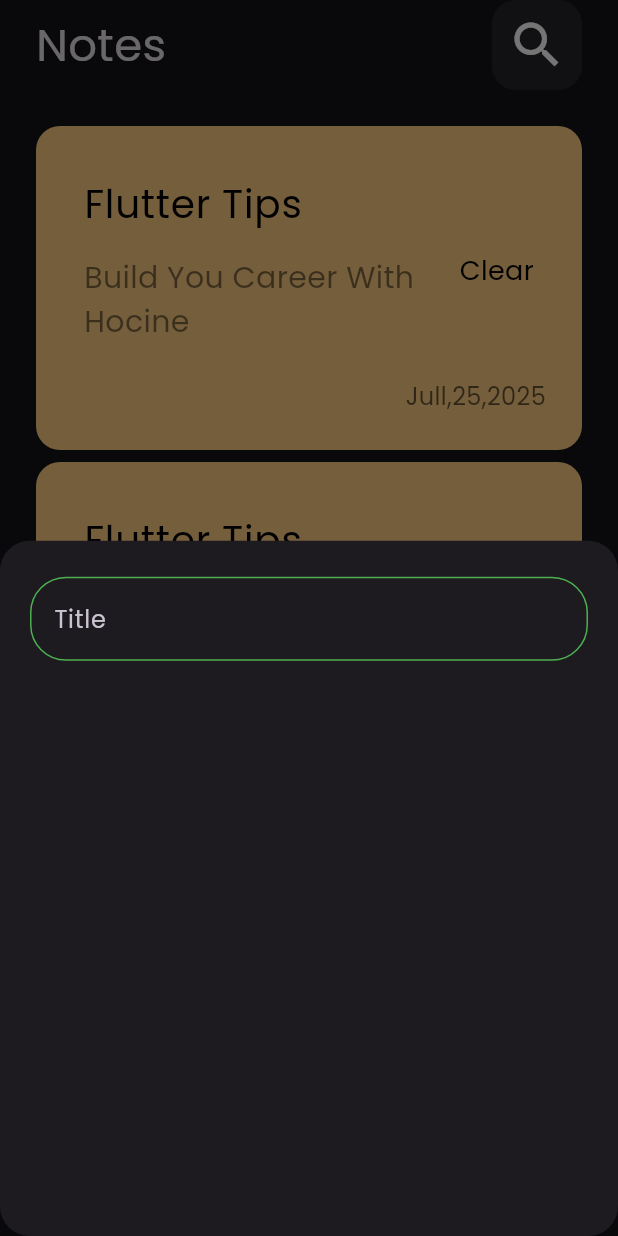
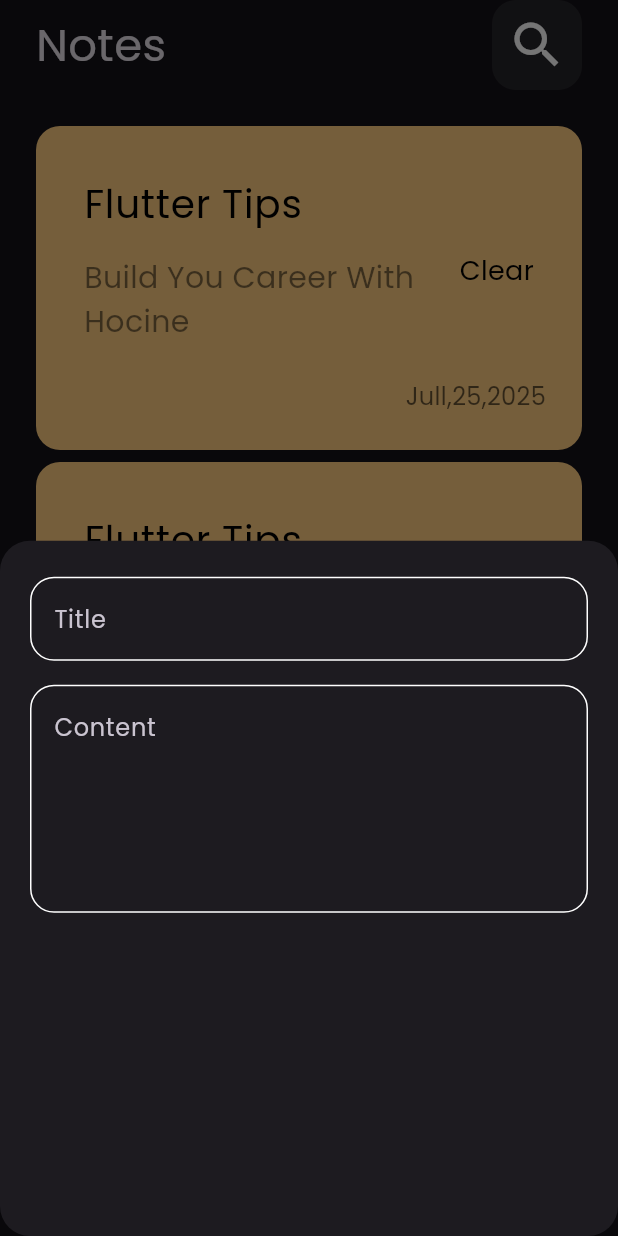
Before and after one commit to hocine1984/my_notes, a Flutter app: the screen it shows after launch, after a tap on the "add" icon, on a phone screen of 412 x 824 dp. Run offline on Flutter 3.47's test engine with Material 3 defaults, Android fonts, the phone set to English and light mode, and no system bars.

Commit message:
Add_Bottom FieldSheet

```diff
--- a/lib/views/Widjets/Custom_TexteField.dart
+++ b/lib/views/Widjets/Custom_TexteField.dart
@@ -1,26 +1,27 @@
 import 'package:flutter/material.dart';
 
 class CustomTextefield extends StatelessWidget {
-  const CustomTextefield({super.key});
+  const CustomTextefield({super.key, required this.hint, this.MaxLine = 1});
+  final String hint;
+  final int MaxLine;
 
   @override
   Widget build(BuildContext context) {
     return TextField(
+      maxLines: MaxLine,
       decoration: InputDecoration(
-        hintText: "Title",
-        border: OutlineInputBorder(
-          borderRadius: BorderRadius.circular(16),
-          borderSide: BorderSide(color: Colors.red),
-        ),
-        enabledBorder: OutlineInputBorder(
-          borderRadius: BorderRadius.circular(24),
-          borderSide: BorderSide(color: Colors.green),
-        ),
-        focusedBorder: OutlineInputBorder(
-          borderRadius: BorderRadius.circular(24),
-          borderSide: BorderSide(color: Colors.yellow),
-        ),
+        hintText: hint,
+        border: outLineInputBorder(),
+        enabledBorder: outLineInputBorder(),
+        focusedBorder: outLineInputBorder(Colors.blue),
       ),
     );
   }
+
+  OutlineInputBorder outLineInputBorder([Color]) {
+    return OutlineInputBorder(
+      borderRadius: BorderRadius.circular(16),
+      borderSide: BorderSide(color: Color ?? Colors.white),
+    );
+  }
 }
--- a/lib/views/Widjets/add_New_Note_BottomSheet.dart
+++ b/lib/views/Widjets/add_New_Note_BottomSheet.dart
@@ -8,7 +8,14 @@ class AddNewNoteBottomsheet extends StatelessWidget {
   Widget build(BuildContext context) {
     return Padding(
       padding: const EdgeInsets.symmetric(horizontal: 20),
-      child: Column(children: [SizedBox(height: 24), CustomTextefield()]),
+      child: Column(
+        children: [
+          SizedBox(height: 24),
+          CustomTextefield(hint: 'Title'),
+          SizedBox(height: 16),
+          CustomTextefield(hint: "Content", MaxLine: 5),
+        ],
+      ),
     );
   }
 }
```
Also changed, not shown: 1 other file.
